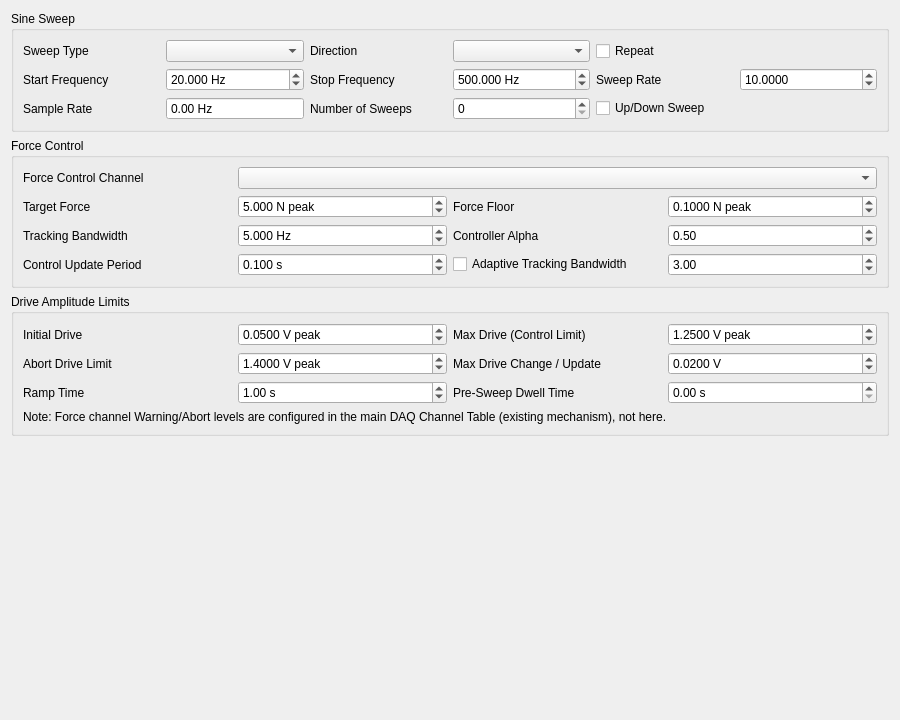
Old version of the form components/sine_force_control_definition.ui in the repository uxmjo/rattlesnake-vibration-controller.
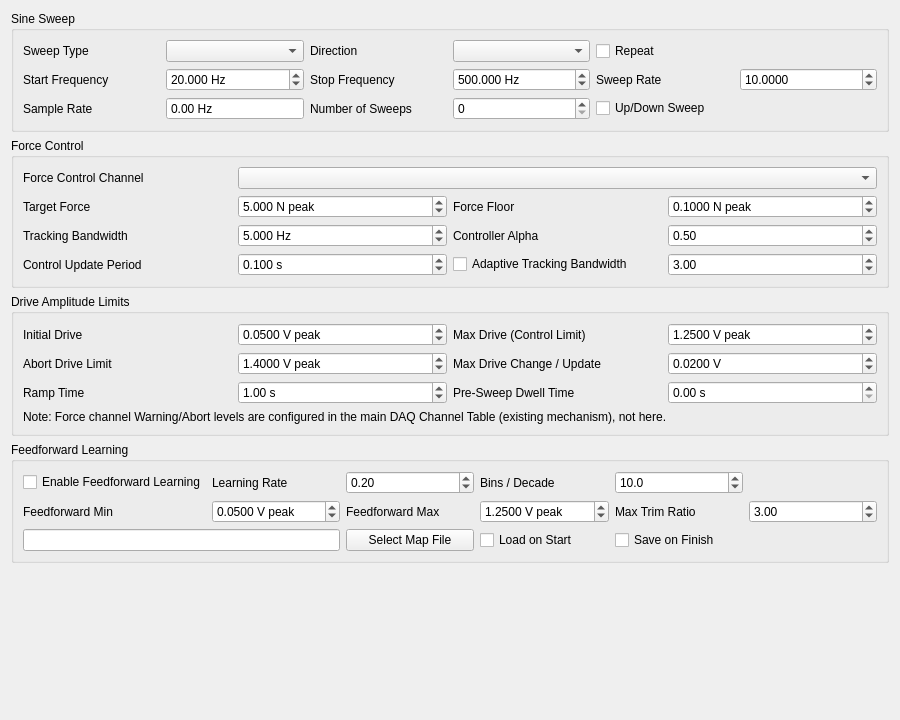
New version of the form.

Commit message: feedforward learning implementiert

```diff
--- a/components/sine_force_control_definition.ui
+++ b/components/sine_force_control_definition.ui
@@ -588,6 +588,201 @@
      </layout>
     </widget>
    </item>
+   <item>
+    <widget class="QGroupBox" name="feedforward_groupbox">
+     <property name="title">
+      <string>Feedforward Learning</string>
+     </property>
+     <layout class="QGridLayout" name="feedforward_layout">
+      <item row="0" column="0">
+       <widget class="QCheckBox" name="feedforward_enabled_checkbox">
+        <property name="toolTip">
+         <string>If checked, a slow-learning frequency-dependent feedforward map A_FF(f) is layered on top of the existing fast force loop: commanded drive = A_FF(f) * trim, where trim (initially 1.0) is produced by the same fast-loop control law as always, now regulating a small residual instead of the full drive amplitude. A_FF(f) is learned online from the fast loop's own converged output, across all sweeps (not reset between sweep legs or on direction changes). If unchecked, behavior is identical to the fast loop running alone (previous behavior).</string>
+        </property>
+        <property name="text">
+         <string>Enable Feedforward Learning</string>
+        </property>
+       </widget>
+      </item>
+      <item row="0" column="1">
+       <widget class="QLabel" name="feedforward_learning_rate_label">
+        <property name="text">
+         <string>Learning Rate</string>
+        </property>
+       </widget>
+      </item>
+      <item row="0" column="2">
+       <widget class="QDoubleSpinBox" name="feedforward_learning_rate_selector">
+        <property name="toolTip">
+         <string>Steady-state fraction of the observed error blended into a frequency bin's learned value per control update, once that bin has several observations (a brand-new bin learns faster than this so it does not take many sweeps to form an initial estimate). Small = slow/stable learning over many sweeps; large = faster but noisier. Independent of the fast loop's own Controller Alpha.</string>
+        </property>
+        <property name="decimals">
+         <number>2</number>
+        </property>
+        <property name="minimum">
+         <double>0.010000000000000</double>
+        </property>
+        <property name="maximum">
+         <double>1.000000000000000</double>
+        </property>
+        <property name="singleStep">
+         <double>0.050000000000000</double>
+        </property>
+        <property name="value">
+         <double>0.200000000000000</double>
+        </property>
+       </widget>
+      </item>
+      <item row="0" column="3">
+       <widget class="QLabel" name="feedforward_bins_per_decade_label">
+        <property name="text">
+         <string>Bins / Decade</string>
+        </property>
+       </widget>
+      </item>
+      <item row="0" column="4">
+       <widget class="QDoubleSpinBox" name="feedforward_bins_per_decade_selector">
+        <property name="toolTip">
+         <string>Logarithmic frequency resolution of the learned feedforward curve. Higher = can resolve narrower resonances but each bin is revisited less often per sweep (noisier); lower = smoother but coarser.</string>
+        </property>
+        <property name="decimals">
+         <number>1</number>
+        </property>
+        <property name="minimum">
+         <double>1.000000000000000</double>
+        </property>
+        <property name="maximum">
+         <double>100.000000000000000</double>
+        </property>
+        <property name="value">
+         <double>10.000000000000000</double>
+        </property>
+       </widget>
+      </item>
+      <item row="1" column="0">
+       <widget class="QLabel" name="feedforward_min_label">
+        <property name="text">
+         <string>Feedforward Min</string>
+        </property>
+       </widget>
+      </item>
+      <item row="1" column="1">
+       <widget class="QDoubleSpinBox" name="feedforward_min_selector">
+        <property name="toolTip">
+         <string>Hard lower clamp on any learned feedforward value -- the map can never learn a value below this, regardless of what the fast loop's trim requests.</string>
+        </property>
+        <property name="suffix">
+         <string> V peak</string>
+        </property>
+        <property name="decimals">
+         <number>4</number>
+        </property>
+        <property name="minimum">
+         <double>0.000100000000000</double>
+        </property>
+        <property name="maximum">
+         <double>100.000000000000000</double>
+        </property>
+        <property name="value">
+         <double>0.050000000000000</double>
+        </property>
+       </widget>
+      </item>
+      <item row="1" column="2">
+       <widget class="QLabel" name="feedforward_max_label">
+        <property name="text">
+         <string>Feedforward Max</string>
+        </property>
+       </widget>
+      </item>
+      <item row="1" column="3">
+       <widget class="QDoubleSpinBox" name="feedforward_max_selector">
+        <property name="toolTip">
+         <string>Hard upper clamp on any learned feedforward value -- should normally match Max Drive (Control Limit) above.</string>
+        </property>
+        <property name="suffix">
+         <string> V peak</string>
+        </property>
+        <property name="decimals">
+         <number>4</number>
+        </property>
+        <property name="minimum">
+         <double>0.000100000000000</double>
+        </property>
+        <property name="maximum">
+         <double>100.000000000000000</double>
+        </property>
+        <property name="value">
+         <double>1.250000000000000</double>
+        </property>
+       </widget>
+      </item>
+      <item row="1" column="4">
+       <widget class="QLabel" name="feedforward_trim_gain_max_label">
+        <property name="text">
+         <string>Max Trim Ratio</string>
+        </property>
+       </widget>
+      </item>
+      <item row="1" column="5">
+       <widget class="QDoubleSpinBox" name="feedforward_trim_gain_max_selector">
+        <property name="toolTip">
+         <string>Limits how far the fast loop's trim may multiplicatively scale the feedforward value (e.g. 3.0 = trim allowed to command up to 3x or down to 1/3x the current A_FF(f)). Generous headroom is needed early on (before A_FF has learned anything useful) and should shrink in practice as learning converges. This is independent of, and in addition to, Max Drive / Abort Drive below, which remain hard ceilings on the final composed command.</string>
+        </property>
+        <property name="decimals">
+         <number>2</number>
+        </property>
+        <property name="minimum">
+         <double>1.010000000000000</double>
+        </property>
+        <property name="maximum">
+         <double>100.000000000000000</double>
+        </property>
+        <property name="value">
+         <double>3.000000000000000</double>
+        </property>
+       </widget>
+      </item>
+      <item row="2" column="0" colspan="2">
+       <widget class="QLineEdit" name="feedforward_file_selector">
+        <property name="toolTip">
+         <string>Optional file (JSON) to load a previously learned feedforward map from at start, and/or save the learned map to when the test finishes. Leave empty to disable persistence.</string>
+        </property>
+        <property name="readOnly">
+         <bool>true</bool>
+        </property>
+       </widget>
+      </item>
+      <item row="2" column="2">
+       <widget class="QPushButton" name="feedforward_file_button">
+        <property name="text">
+         <string>Select Map File</string>
+        </property>
+       </widget>
+      </item>
+      <item row="2" column="3">
+       <widget class="QCheckBox" name="feedforward_load_on_start_checkbox">
+        <property name="toolTip">
+         <string>If checked and the map file above exists, load it before the test starts and continue learning from it (instead of starting from an empty map).</string>
+        </property>
+        <property name="text">
+         <string>Load on Start</string>
+        </property>
+       </widget>
+      </item>
+      <item row="2" column="4">
+       <widget class="QCheckBox" name="feedforward_save_on_finish_checkbox">
+        <property name="toolTip">
+         <string>If checked, save the learned feedforward map to the file above when the test finishes normally (not on abort).</string>
+        </property>
+        <property name="text">
+         <string>Save on Finish</string>
+        </property>
+       </widget>
+      </item>
+     </layout>
+    </widget>
+   </item>
    <item>
     <spacer name="definition_spacer">
      <property name="orientation">
```
The commit also changes 11 other files.
